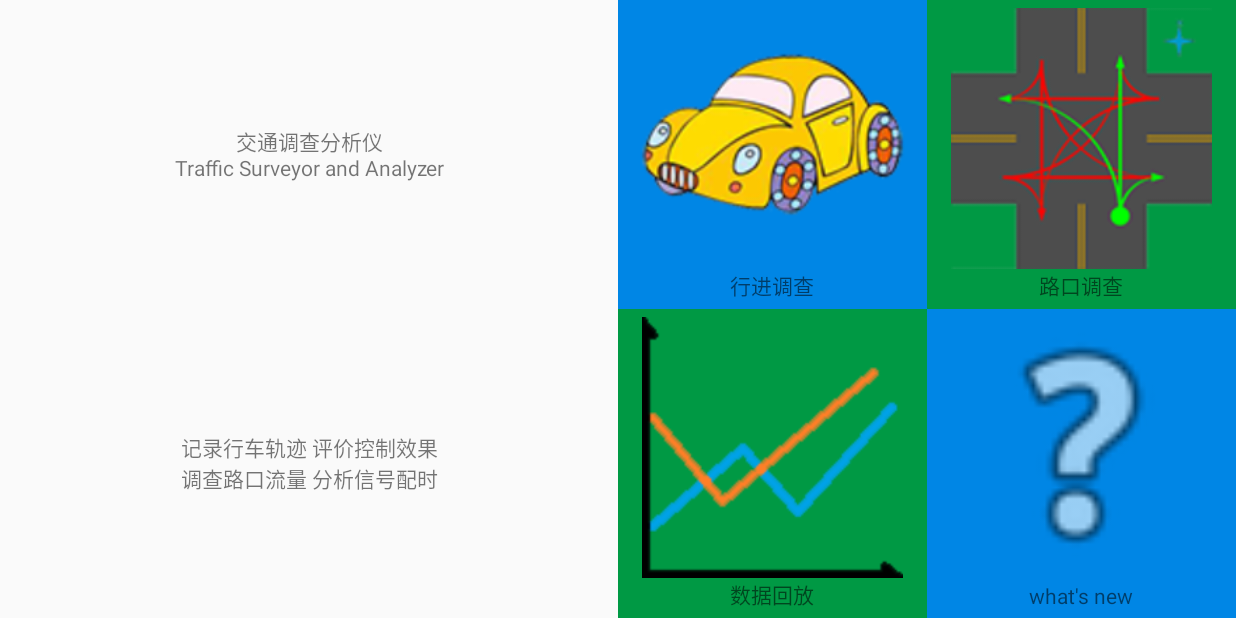
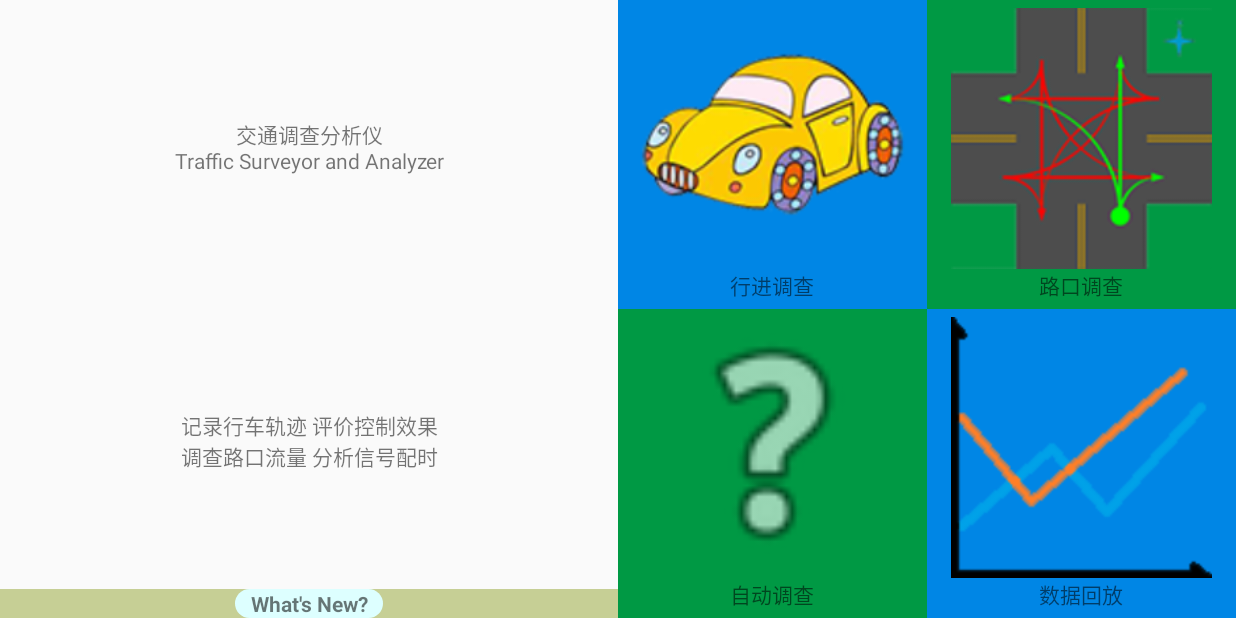
Before and after one commit to VossZ/-Traffic-Surveyor, an Android app: the MainMenuActivity screen opened directly, with no data from a screen before it, on a phone screen of 824 x 412 dp (held sideways). Run offline under Robolectric (Android 15) with nearby library versions, the phone set to English and light mode, and no system bars.

Commit message:
1.4.0a
prepare for automated counting

```diff
--- a/app/src/main/java/voss/TrafficAnalyzer/MainMenuActivity.java
+++ b/app/src/main/java/voss/TrafficAnalyzer/MainMenuActivity.java
@@ -9,12 +9,14 @@ import android.os.Bundle;
 import android.view.View;
 import android.widget.Button;
 import android.widget.LinearLayout;
+import android.widget.TextView;
 import android.widget.Toast;
 
 import java.util.Timer;
 
 public class MainMenuActivity extends AppCompatActivity {
-    private LinearLayout VidRecBtn, IntersecRecBtn, ChangeLogBtn, BrowseBtn;
+    private LinearLayout VidRecBtn, IntersecRecBtn, BrowseBtn, AutoRecBtn;
+    private TextView ChangeLogBtn;
     private long exitTime;
     private AlertDialog ChangeLogDialog, ChangeLogHistDialog;
     private AlertDialog.Builder CLDBuilder, CLHDBuilder;
@@ -27,8 +29,9 @@ public class MainMenuActivity extends AppCompatActivity {
 
         VidRecBtn = (LinearLayout)findViewById(R.id.vidRecBtn);
         IntersecRecBtn = (LinearLayout)findViewById(R.id.intersecRecBtn);
-        ChangeLogBtn = (LinearLayout)findViewById(R.id.changeLogBtn);
         BrowseBtn = (LinearLayout)findViewById(R.id.dataRepBtn);
+        AutoRecBtn = (LinearLayout)findViewById(R.id.autoRecBtn);
+        ChangeLogBtn = (TextView)findViewById(R.id.changeLogBtn);
 
 
         VidRecBtn.setOnClickListener(new View.OnClickListener() {
@@ -58,6 +61,13 @@ public class MainMenuActivity extends AppCompatActivity {
                 Intent intent = new Intent();
                 intent.setClass(MainMenuActivity.this, BrowseActivity.class);
                 startActivity(intent);
+            }
+        });
+
+        AutoRecBtn.setOnClickListener(new View.OnClickListener() {
+            @Override
+            public void onClick(View view) {
+                Toast.makeText(MainMenuActivity.this, "功能未完成", Toast.LENGTH_SHORT).show();
             }
         });
 
--- a/app/src/main/res/layout/activity_main_menu.xml
+++ b/app/src/main/res/layout/activity_main_menu.xml
@@ -47,6 +47,27 @@
                     android:layout_weight="1"
                     android:gravity="center"
                     android:text="记录行车轨迹 评价控制效果\n调查路口流量 分析信号配时" />
+            </LinearLayout>
+
+            <LinearLayout
+                android:layout_width="match_parent"
+                android:layout_height="wrap_content"
+                android:layout_gravity="center"
+                android:background="@color/darkLeaf"
+                android:gravity="center">
+
+
+                <TextView
+                    android:id="@+id/changeLogBtn"
+                    android:layout_width="wrap_content"
+                    android:layout_height="wrap_content"
+                    android:background="@android:drawable/toast_frame"
+                    android:backgroundTint="@color/cyan"
+                    android:gravity="center"
+                    android:paddingLeft="10dp"
+                    android:paddingRight="10dp"
+                    android:text="What's New?"
+                    android:textStyle="bold" />
             </LinearLayout>
         </LinearLayout>
 
@@ -116,11 +137,34 @@
                 android:layout_weight="1">
 
                 <LinearLayout
+                    android:id="@+id/autoRecBtn"
+                    android:layout_width="0dp"
+                    android:layout_height="match_parent"
+                    android:layout_weight="1"
+                    android:background="@color/cirgreendark"
+                    android:orientation="vertical">
+
+                    <ImageView
+                        android:layout_width="match_parent"
+                        android:layout_height="0dp"
+                        android:layout_weight="1"
+                        app:srcCompat="@android:drawable/ic_menu_help" />
+
+                    <TextView
+                        android:layout_width="match_parent"
+                        android:layout_height="wrap_content"
+                        android:gravity="center"
+                        android:paddingBottom="5sp"
+                        android:text="自动调查" />
+
+                </LinearLayout>
+
+                <LinearLayout
                     android:id="@+id/dataRepBtn"
                     android:layout_width="0dp"
                     android:layout_height="match_parent"
                     android:layout_weight="1"
-                    android:background="@color/cirgreendark"
+                    android:background="@color/cirbluedark"
                     android:orientation="vertical">
 
                     <ImageView
@@ -141,28 +185,6 @@
 
                 </LinearLayout>
 
-                <LinearLayout
-                    android:id="@+id/changeLogBtn"
-                    android:layout_width="0dp"
-                    android:layout_height="match_parent"
-                    android:layout_weight="1"
-                    android:background="@color/cirbluedark"
-                    android:orientation="vertical">
-
-                    <ImageView
-                        android:layout_width="match_parent"
-                        android:layout_height="0dp"
-                        android:layout_weight="1"
-                        app:srcCompat="@android:drawable/ic_menu_help" />
-
-                    <TextView
-                        android:layout_width="match_parent"
-                        android:layout_height="wrap_content"
-                        android:text="what's new"
-                        android:paddingBottom="5sp"
-                        android:gravity="center"/>
-
-                </LinearLayout>
             </TableRow>
 
         </TableLayout>
--- a/app/src/main/res/values/array.xml
+++ b/app/src/main/res/values/array.xml
@@ -1,6 +1,8 @@
 <?xml version="1.0" encoding="utf-8"?>
 <resources>
     <string-array name="changeloghist">
+        <item>v1.4.0 修复bug，更换了启动界面</item>
+        <item>v1.2.1 增加了路口调查的图表显示</item>
         <item>v 1.2.0a 修复了无法退出的问题</item>
         <item>v 1.2.0  加入了路口调查功能，重新制作了界面</item>
         <item>v.1.1.0  增加了更多标记类型</item>
--- a/app/src/main/res/values/strings.xml
+++ b/app/src/main/res/values/strings.xml
@@ -1,7 +1,7 @@
 <resources>
     <string name="app_name">交通调查仪</string>
-    <string name="vercode">1.2.1</string>
-    <string name="changelognew">v1.2.1 增加了路口调查的图表显示</string>
+    <string name="vercode">1.4.0a</string>
+    <string name="changelognew">v1.4.0a 为加入自动调查功能准备</string>
     <string name="dev">made by VossZ</string>
 
 </resources>
```
Also changed, not shown: app/src/main/java/voss/TrafficAnalyzer/VidRecordActivity.java (+3 -48 lines).
